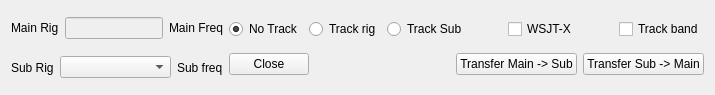
This is mqt/MqtRigSync/RSMainWindow.ui in Rsclub22/Minos2-Mirror as Qt 5 draws it before an edit. The edited form follows.
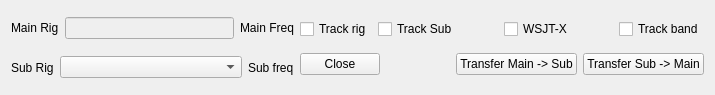
This is the edited form.

Commit message: Allow main AND sub rig tracking simultaneously

Patch:
```diff
--- a/mqt/MqtRigSync/RSMainWindow.ui
+++ b/mqt/MqtRigSync/RSMainWindow.ui
@@ -80,20 +80,7 @@
       <item>
        <layout class="QHBoxLayout" name="horizontalLayout">
         <item>
-         <widget class="QRadioButton" name="noTrack">
-          <property name="text">
-           <string>No Track</string>
-          </property>
-          <property name="checked">
-           <bool>true</bool>
-          </property>
-          <attribute name="buttonGroup">
-           <string notr="true">trackButtonGroup</string>
-          </attribute>
-         </widget>
-        </item>
-        <item>
-         <widget class="QRadioButton" name="trackRig">
+         <widget class="QCheckBox" name="trackRig">
           <property name="text">
            <string>Track rig</string>
           </property>
@@ -103,7 +90,7 @@
          </widget>
         </item>
         <item>
-         <widget class="QRadioButton" name="trackSub">
+         <widget class="QCheckBox" name="trackSub">
           <property name="text">
            <string>Track Sub</string>
           </property>
```
Left out of the diff: 6 changed lines with no effect on the pictures. The commit also changes 2 other files.
